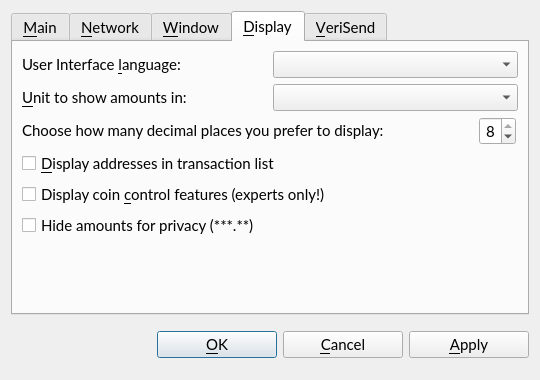
Before: the Qt Designer form src/qt/forms/optionsdialog.ui in VeriConomy/vericoin, drawn with Qt 5.
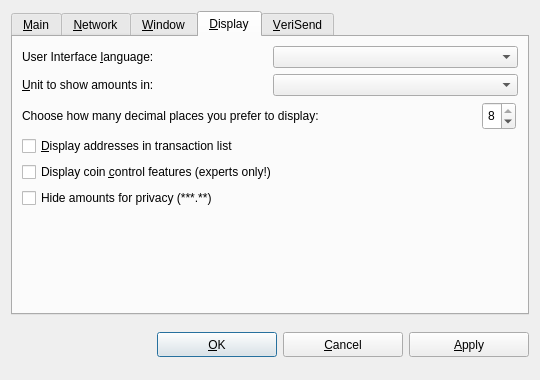
After: the same form once the commit is applied. The open tabs and pages were chosen to show the change. Custom widgets are drawn as their Qt base class.

Commit message: more on mac fonts

Diff of the .ui file:
```diff
--- a/src/qt/forms/optionsdialog.ui
+++ b/src/qt/forms/optionsdialog.ui
@@ -10,11 +10,6 @@
     <height>380</height>
    </rect>
   </property>
-  <property name="font">
-   <font>
-    <family>Lato</family>
-   </font>
-  </property>
   <property name="windowTitle">
    <string>Options</string>
   </property>
@@ -24,11 +19,6 @@
   <layout class="QVBoxLayout" name="verticalLayout">
    <item>
     <widget class="QTabWidget" name="veriSendOptions">
-     <property name="font">
-      <font>
-       <pointsize>11</pointsize>
-      </font>
-     </property>
      <property name="tabPosition">
       <enum>QTabWidget::North</enum>
      </property>
@@ -410,11 +400,6 @@
         <layout class="QHBoxLayout" name="horizontalLayout_1_Display">
          <item>
           <widget class="QLabel" name="langLabel">
-           <property name="font">
-            <font>
-             <pointsize>11</pointsize>
-            </font>
-           </property>
            <property name="text">
             <string>User Interface &amp;language:</string>
            </property>
@@ -439,11 +424,6 @@
         <layout class="QHBoxLayout" name="horizontalLayout_2_Display">
          <item>
           <widget class="QLabel" name="unitLabel">
-           <property name="font">
-            <font>
-             <pointsize>11</pointsize>
-            </font>
-           </property>
            <property name="text">
             <string>&amp;Unit to show amounts in:</string>
            </property>
@@ -504,11 +484,6 @@
              <height>0</height>
             </size>
            </property>
-           <property name="font">
-            <font>
-             <pointsize>11</pointsize>
-            </font>
-           </property>
            <property name="layoutDirection">
             <enum>Qt::LeftToRight</enum>
            </property>
@@ -537,11 +512,6 @@
              <height>16777215</height>
             </size>
            </property>
-           <property name="font">
-            <font>
-             <pointsize>11</pointsize>
-            </font>
-           </property>
            <property name="toolTip">
             <string>&lt;html&gt;&lt;head/&gt;&lt;body&gt;&lt;p&gt;How many decimal places to display. Depending on the unit of currency, you may see fewer decimal places.&lt;/p&gt;&lt;/body&gt;&lt;/html&gt;</string>
            </property>
@@ -563,11 +533,6 @@
        </item>
        <item>
         <widget class="QCheckBox" name="displayAddresses">
-         <property name="font">
-          <font>
-           <pointsize>11</pointsize>
-          </font>
-         </property>
          <property name="toolTip">
           <string>Whether to show VeriCoin addresses in the transaction list or not.</string>
          </property>
@@ -578,11 +543,6 @@
        </item>
        <item>
         <widget class="QCheckBox" name="coinControlFeatures">
-         <property name="font">
-          <font>
-           <pointsize>11</pointsize>
-          </font>
-         </property>
          <property name="toolTip">
           <string>Whether to show coin control features or not.</string>
          </property>
@@ -593,11 +553,6 @@
        </item>
        <item>
         <widget class="QCheckBox" name="hideAmounts">
-         <property name="font">
-          <font>
-           <pointsize>11</pointsize>
-          </font>
-         </property>
          <property name="text">
           <string>Hide amounts for privacy (***.**)</string>
          </property>
@@ -745,12 +700,6 @@
          <height>25</height>
         </size>
        </property>
-       <property name="font">
-        <font>
-         <family>Lato</family>
-         <pointsize>11</pointsize>
-        </font>
-       </property>
        <property name="text">
         <string>&amp;OK</string>
        </property>
@@ -764,12 +713,6 @@
          <height>25</height>
         </size>
        </property>
-       <property name="font">
-        <font>
-         <family>Lato</family>
-         <pointsize>11</pointsize>
-        </font>
-       </property>
        <property name="text">
         <string>&amp;Cancel</string>
        </property>
@@ -786,12 +729,6 @@
          <height>25</height>
         </size>
        </property>
-       <property name="font">
-        <font>
-         <family>Lato</family>
-         <pointsize>11</pointsize>
-        </font>
-       </property>
        <property name="text">
         <string>&amp;Apply</string>
        </property>
```
Left out of the diff: 81 changed lines with no effect on the pictures. The commit also changes 32 other files.
